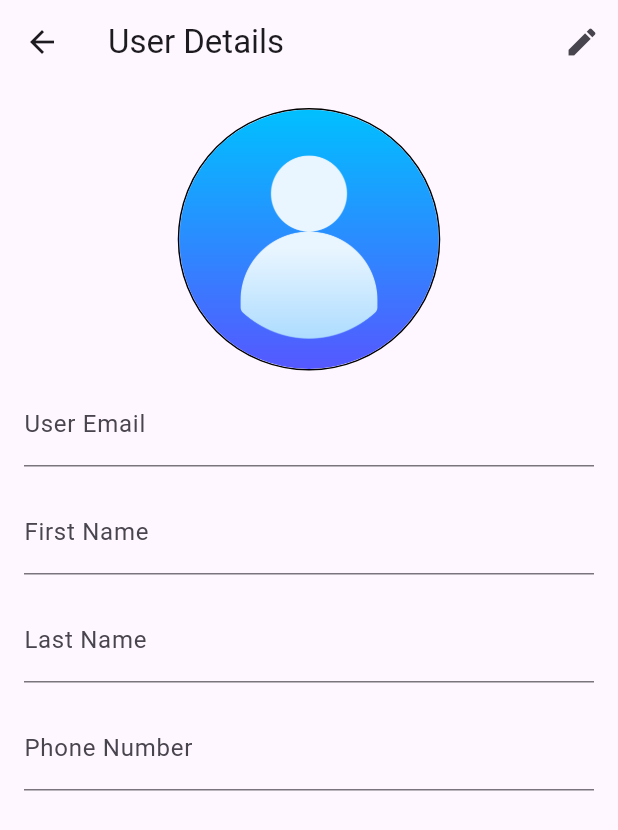
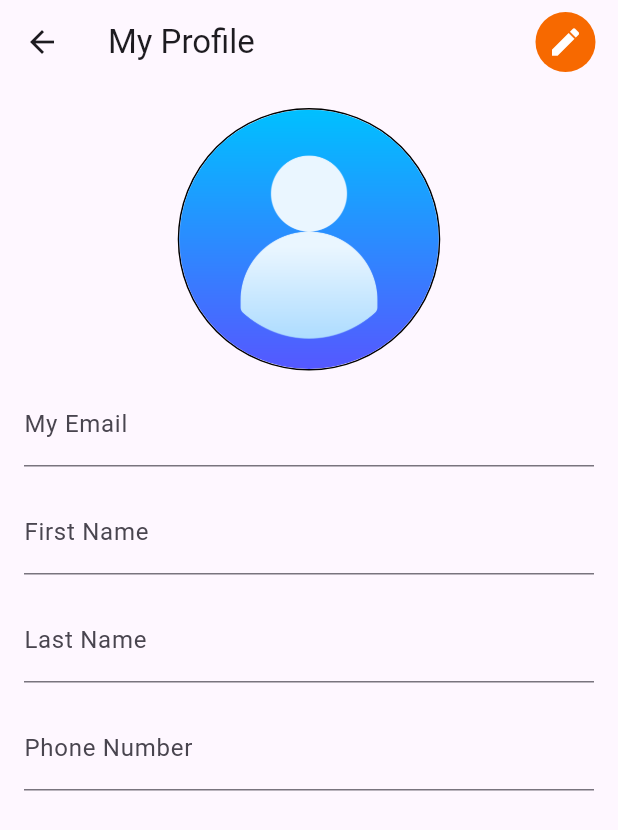
Before and after one commit to meetishah13/cusecafeconnect, a Flutter app: the ProfileView screen opened directly, on a phone screen of 412 x 824 dp. Shown: the top 830 px of the screen. Run offline on Flutter 3.47's test engine with Material 3 defaults, Android fonts, the phone set to English and light mode, and no system bars; our stand-ins replace dio, firebase_core, firebase_storage, google_maps_flutter, image_picker, shared_preferences and 1 more; accounts and stored records are empty; network calls fail.

```diff
--- a/frontend/cuse_cafe_connect/lib/view/LoginView.dart
+++ b/frontend/cuse_cafe_connect/lib/view/LoginView.dart
@@ -67,7 +67,7 @@ class LoginView extends StatelessWidget {
                       controller.loginUser(context);
                     },
                     style: ElevatedButton.styleFrom(
-                      backgroundColor: Colors.orange,
+                      backgroundColor: const Color(0xFFF76900),
                       shape: RoundedRectangleBorder(
                         borderRadius: BorderRadius.circular(30),
                       ),
@@ -103,10 +103,10 @@ class LoginView extends StatelessWidget {
                                 builder: (context) => SignUpView()),
                           );
                         },
-                        child: Text(
+                        child: const Text(
                           'Sign up here',
                           style: TextStyle(
-                            color: Colors.orange,
+                            color: Color(0xFFF76900),
                             //decoration: TextDecoration.underline,
                           ),
                         ),
--- a/frontend/cuse_cafe_connect/lib/view/ProfileView.dart
+++ b/frontend/cuse_cafe_connect/lib/view/ProfileView.dart
@@ -240,22 +240,48 @@ class _ProfileViewState extends State<ProfileView> {
   Widget build(BuildContext context) {
     return Scaffold(
       appBar: AppBar(
-        title: Text('User Details'),
+        title: Text('My Profile'),
         actions: _isEditing
             ? [
-                IconButton(
-                  onPressed: _saveChanges,
-                  icon: Icon(Icons.save),
+                Padding(
+                  padding: const EdgeInsets.only(right: 15),
+                  child: GestureDetector(
+                    onTap: _saveChanges,
+                    child: Container(
+                      padding: EdgeInsets.all(8),
+                      decoration: BoxDecoration(
+                        shape: BoxShape.circle,
+                        color: Color(0xFFF76900),
+                      ),
+                      child: Icon(
+                        Icons.save,
+                        color: Colors.white,
+                      ),
+                    ),
+                  ),
                 ),
               ]
             : [
-                IconButton(
-                  onPressed: () {
-                    setState(() {
-                      _isEditing = true;
-                    });
-                  },
-                  icon: Icon(Icons.edit),
+                Padding(
+                  padding: const EdgeInsets.only(right: 15),
+                  child: GestureDetector(
+                    onTap: () {
+                      setState(() {
+                        _isEditing = true;
+                      });
+                    },
+                    child: Container(
+                      padding: EdgeInsets.all(8),
+                      decoration: const BoxDecoration(
+                        shape: BoxShape.circle,
+                        color: Color(0xFFF76900),
+                      ),
+                      child: Icon(
+                        Icons.edit,
+                        color: Colors.white,
+                      ),
+                    ),
+                  ),
                 ),
               ],
       ),
@@ -275,7 +301,7 @@ class _ProfileViewState extends State<ProfileView> {
                             _buildProfileImage(),
                           ],
                         ),
-                      _buildDetailItem('User Email', _emailController),
+                      _buildDetailItem('My Email', _emailController),
                       _buildDetailItem('First Name', _firstNameController),
                       _buildDetailItem('Last Name', _lastNameController),
                       _buildDetailItem('Phone Number', _phoneNumberController),
--- a/frontend/cuse_cafe_connect/lib/view/TradeBoardRequestedView.dart
+++ b/frontend/cuse_cafe_connect/lib/view/TradeBoardRequestedView.dart
@@ -98,7 +98,7 @@ class _TradeBoardRequestedViewState extends State<TradeBoardRequestedView> {
     }
 
     return Card(
-      color: Colors.orange,
+      color: const Color(0xFFF76900),
       child: Padding(
         padding: EdgeInsets.all(8.0),
         child: Column(
--- a/frontend/cuse_cafe_connect/lib/view/drop_shift_screen.dart
+++ b/frontend/cuse_cafe_connect/lib/view/drop_shift_screen.dart
@@ -148,7 +148,8 @@ class _DropShiftScreenState extends State<DropShiftScreen> {
               style: ElevatedButton.styleFrom(
                 backgroundColor: Colors.red,
               ),
-              child: const Text('Submit Request'),
+              child: const Text('Submit Request',
+                  style: TextStyle(color: Colors.white)),
             ),
           ],
         ),
```
Also changed, not shown: frontend/cuse_cafe_connect/lib/view/TradeBoardGeneralView.dart (+29 -9 lines), frontend/cuse_cafe_connect/lib/view/calendar_view.dart (+42 -18 lines).
